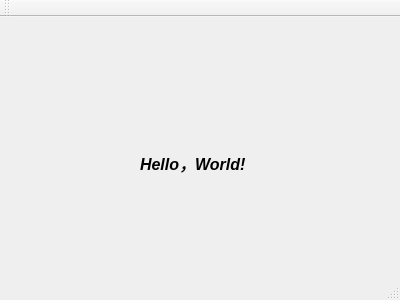
Old version of the form Qt/untitled2/mainwindow.ui in the repository suyi-wyh/pratice.
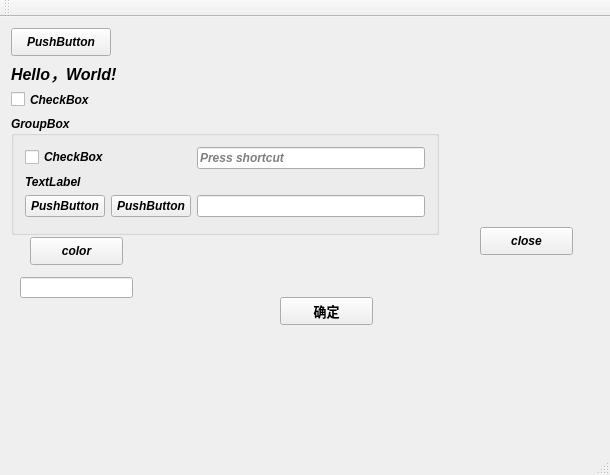
New version of the form. Icons and pictures are not drawn.

The edit to the form file:
```diff
--- a/Qt/untitled2/mainwindow.ui
+++ b/Qt/untitled2/mainwindow.ui
@@ -6,8 +6,8 @@
    <rect>
     <x>0</x>
     <y>0</y>
-    <width>400</width>
-    <height>300</height>
+    <width>610</width>
+    <height>475</height>
    </rect>
   </property>
   <property name="font">
@@ -21,24 +21,191 @@
    <string>MainWindow</string>
   </property>
   <widget class="QWidget" name="centralWidget">
+   <widget class="QPushButton" name="pushButton_5">
+    <property name="geometry">
+     <rect>
+      <x>11</x>
+      <y>11</y>
+      <width>100</width>
+      <height>28</height>
+     </rect>
+    </property>
+    <property name="text">
+     <string>PushButton</string>
+    </property>
+   </widget>
    <widget class="QLabel" name="label">
     <property name="geometry">
      <rect>
-      <x>140</x>
-      <y>100</y>
-      <width>201</width>
-      <height>91</height>
+      <x>11</x>
+      <y>46</y>
+      <width>142</width>
+      <height>20</height>
      </rect>
     </property>
     <property name="font">
      <font>
       <pointsize>12</pointsize>
+      <strikeout>false</strikeout>
      </font>
     </property>
     <property name="text">
      <string>Hello，World!</string>
     </property>
    </widget>
+   <widget class="QGroupBox" name="groupBox">
+    <property name="geometry">
+     <rect>
+      <x>11</x>
+      <y>99</y>
+      <width>428</width>
+      <height>119</height>
+     </rect>
+    </property>
+    <property name="title">
+     <string>GroupBox</string>
+    </property>
+    <layout class="QFormLayout" name="formLayout_2">
+     <item row="0" column="0">
+      <widget class="QCheckBox" name="checkBox">
+       <property name="text">
+        <string>CheckBox</string>
+       </property>
+      </widget>
+     </item>
+     <item row="0" column="1">
+      <widget class="QKeySequenceEdit" name="keySequenceEdit"/>
+     </item>
+     <item row="1" column="0">
+      <widget class="QLabel" name="label_2">
+       <property name="text">
+        <string>TextLabel</string>
+       </property>
+      </widget>
+     </item>
+     <item row="2" column="0">
+      <layout class="QFormLayout" name="formLayout">
+       <item row="0" column="0">
+        <widget class="QPushButton" name="pushButton_6">
+         <property name="text">
+          <string>PushButton</string>
+         </property>
+        </widget>
+       </item>
+       <item row="0" column="1">
+        <widget class="QPushButton" name="pushButton_7">
+         <property name="text">
+          <string>PushButton</string>
+         </property>
+        </widget>
+       </item>
+      </layout>
+     </item>
+     <item row="2" column="1">
+      <widget class="QLineEdit" name="lineEdit"/>
+     </item>
+    </layout>
+    <zorder>label_2</zorder>
+    <zorder>keySequenceEdit</zorder>
+    <zorder>lineEdit</zorder>
+    <zorder>checkBox</zorder>
+   </widget>
+   <widget class="QPushButton" name="pushButton">
+    <property name="geometry">
+     <rect>
+      <x>480</x>
+      <y>210</y>
+      <width>93</width>
+      <height>28</height>
+     </rect>
+    </property>
+    <property name="text">
+     <string>close</string>
+    </property>
+   </widget>
+   <widget class="QCheckBox" name="checkBox_3">
+    <property name="geometry">
+     <rect>
+      <x>11</x>
+      <y>73</y>
+      <width>100</width>
+      <height>19</height>
+     </rect>
+    </property>
+    <property name="text">
+     <string>CheckBox</string>
+    </property>
+   </widget>
+   <widget class="QLineEdit" name="lineEdit_2">
+    <property name="geometry">
+     <rect>
+      <x>20</x>
+      <y>260</y>
+      <width>113</width>
+      <height>21</height>
+     </rect>
+    </property>
+   </widget>
+   <widget class="QPushButton" name="color">
+    <property name="geometry">
+     <rect>
+      <x>30</x>
+      <y>220</y>
+      <width>93</width>
+      <height>28</height>
+     </rect>
+    </property>
+    <property name="text">
+     <string>color</string>
+    </property>
+   </widget>
+   <widget class="QPushButton" name="pushButton_2">
+    <property name="geometry">
+     <rect>
+      <x>280</x>
+      <y>280</y>
+      <width>93</width>
+      <height>28</height>
+     </rect>
+    </property>
+    <property name="font">
+     <font>
+      <pointsize>10</pointsize>
+      <italic>false</italic>
+     </font>
+    </property>
+    <property name="text">
+     <string>确定</string>
+    </property>
+   </widget>
+   <widget class="QLabel" name="label_3">
+    <property name="geometry">
+     <rect>
+      <x>150</x>
+      <y>320</y>
+      <width>301</width>
+      <height>81</height>
+     </rect>
+    </property>
+    <property name="text">
+     <string/>
+    </property>
+    <property name="pixmap">
+     <pixmap>Debug/zhezhi.jpg</pixmap>
+    </property>
+    <property name="scaledContents">
+     <bool>true</bool>
+    </property>
+   </widget>
+   <zorder>pushButton_5</zorder>
+   <zorder>label</zorder>
+   <zorder>groupBox</zorder>
+   <zorder>pushButton</zorder>
+   <zorder>checkBox_3</zorder>
+   <zorder>color</zorder>
+   <zorder>pushButton_2</zorder>
+   <zorder>lineEdit_2</zorder>
+   <zorder>label_3</zorder>
   </widget>
   <widget class="QMenuBar" name="menuBar">
    <property name="geometry">
```
Left out of the diff: 30 changed lines with no effect on the pictures.
